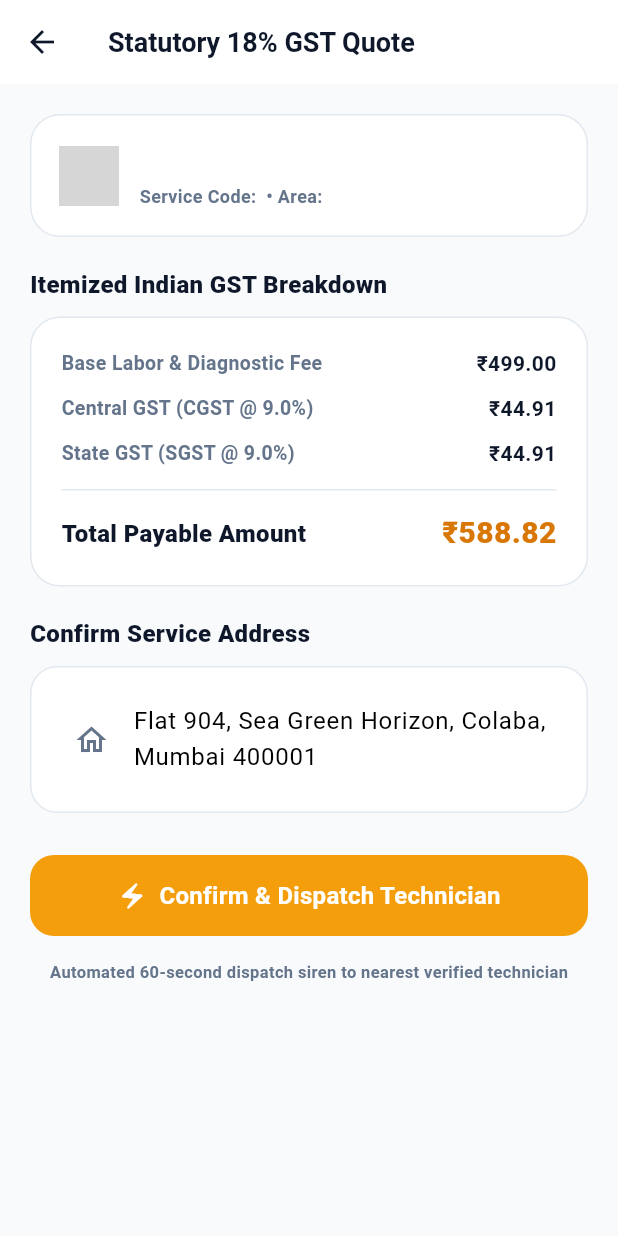
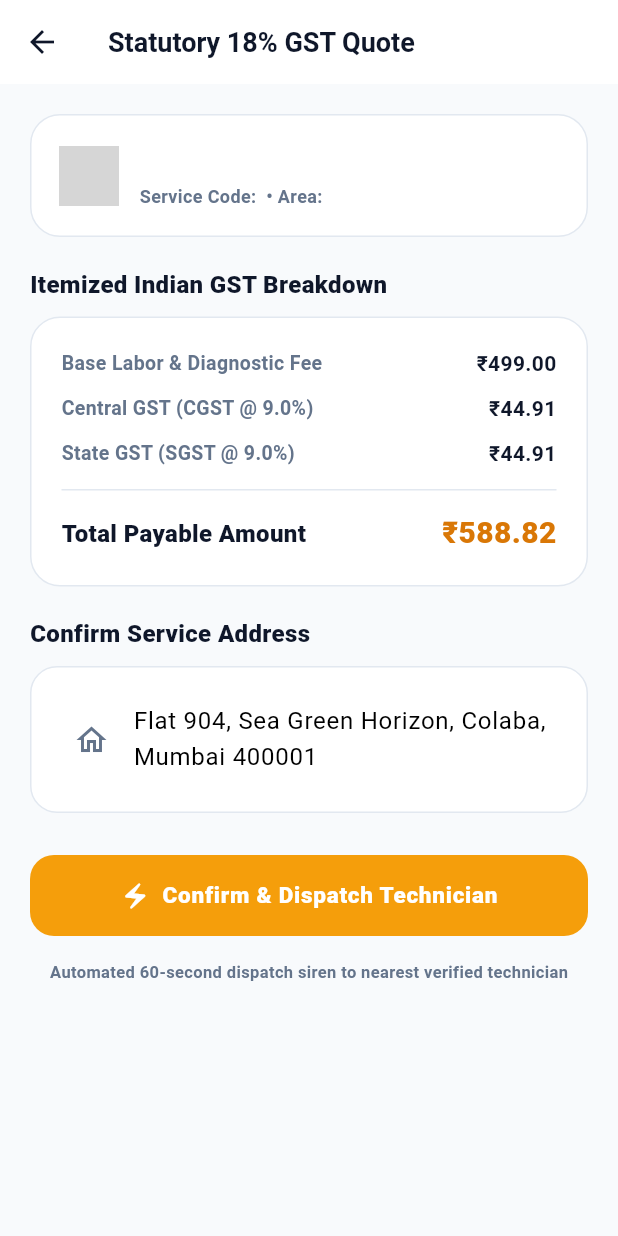
Before and after one commit to matru-source/Ghar-Tak-Service, a Flutter app: the QuoteScreen screen opened directly with empty values, on a phone screen of 412 x 824 dp. Run offline on Flutter 3.47's test engine with Material 3 defaults, Android fonts, the phone set to English and light mode, and no system bars; our stand-ins replace shared_preferences; accounts and stored records are empty; network calls fail; grey boxes are pictures that could not be loaded.

Commit message:
fix(flutter): resolve CustomButton parameter, accept Android licenses and enhance build diagnostics

```diff
--- a/flutter_apps/customer_app/lib/screens/invoice_screen.dart
+++ b/flutter_apps/customer_app/lib/screens/invoice_screen.dart
@@ -242,7 +242,7 @@ class _InvoiceScreenState extends State<InvoiceScreen> {
                         ),
                         const SizedBox(height: 14),
                         CustomButton(
-                          title: 'Submit Review',
+                          text: 'Submit Review',
                           onPressed: () {
                             setState(() => _feedbackSubmitted = true);
                             ScaffoldMessenger.of(context).showSnackBar(
--- a/flutter_apps/customer_app/lib/screens/profile_screen.dart
+++ b/flutter_apps/customer_app/lib/screens/profile_screen.dart
@@ -256,7 +256,7 @@ class _ProfileScreenState extends State<ProfileScreen> {
 
             // Logout Action
             CustomButton(
-              title: 'Sign Out Account',
+              text: 'Sign Out Account',
               backgroundColor: AppTheme.signalCrimson,
               onPressed: _handleLogout,
             ),
--- a/flutter_apps/customer_app/lib/widgets/custom_button.dart
+++ b/flutter_apps/customer_app/lib/widgets/custom_button.dart
@@ -12,14 +12,15 @@ class CustomButton extends StatelessWidget {
 
   const CustomButton({
     super.key,
-    required this.text,
+    String? text,
+    String? title,
     required this.onPressed,
     this.isLoading = false,
     this.backgroundColor,
     this.textColor,
     this.icon,
     this.height = 54,
-  });
+  }) : text = text ?? title ?? '';
 
   @override
   Widget build(BuildContext context) {
@@ -50,16 +51,15 @@ class CustomButton extends StatelessWidget {
                 mainAxisAlignment: MainAxisAlignment.center,
                 children: [
                   if (icon != null) ...[
-                    Icon(icon, size: 20, color: textColor ?? Colors.white),
+                    Icon(icon, size: 20),
                     const SizedBox(width: 8),
                   ],
                   Text(
                     text,
-                    style: TextStyle(
-                      fontSize: 16,
-                      fontWeight: FontWeight.w700,
-                      color: textColor ?? Colors.white,
-                      letterSpacing: 0.2,
+                    style: const TextStyle(
+                      fontSize: 15,
+                      fontWeight: FontWeight.w800,
+                      letterSpacing: 0.5,
                     ),
                   ),
                 ],
```
Also changed, not shown: 1 other file.
